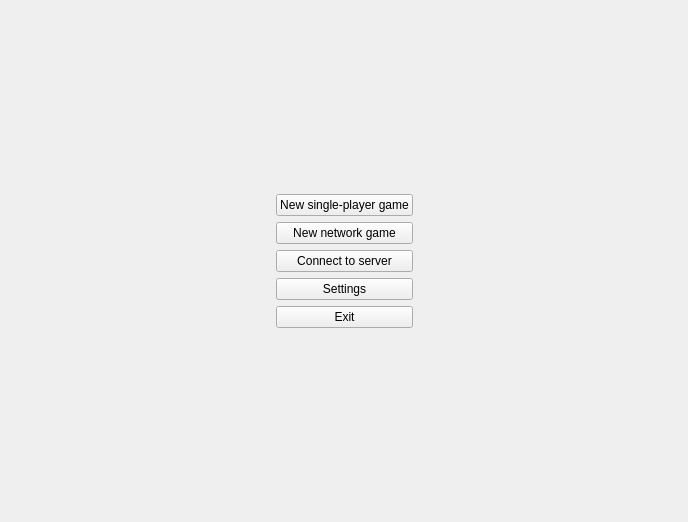
Above: src/gui/main_menu_widget.ui from dwarfovich/Bomberman before the change. Below: the same form after it.
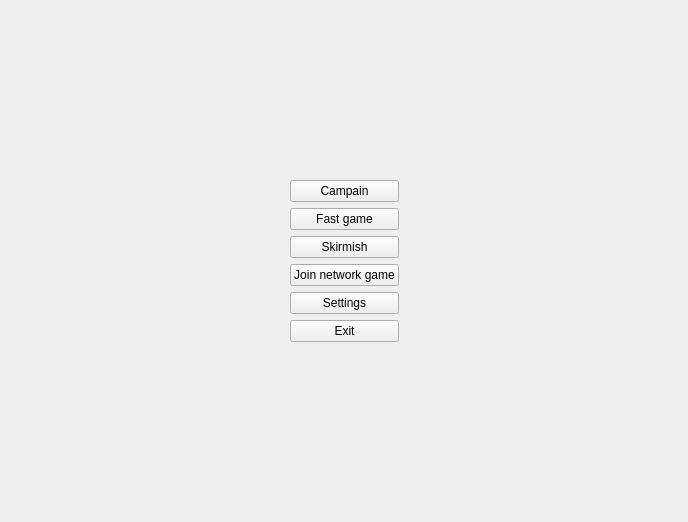
That is the form after the change.

```diff
--- a/src/gui/main_menu_widget.ui
+++ b/src/gui/main_menu_widget.ui
@@ -47,21 +47,28 @@
        <item>
         <widget class="QPushButton" name="newSinglePlayerGameButton">
          <property name="text">
-          <string>New single-player game</string>
+          <string>Campain</string>
          </property>
         </widget>
        </item>
        <item>
         <widget class="QPushButton" name="newNetworkGameButton">
          <property name="text">
-          <string>New network game</string>
+          <string>Fast game</string>
          </property>
         </widget>
        </item>
        <item>
         <widget class="QPushButton" name="connectToServerButton">
          <property name="text">
-          <string>Connect to server</string>
+          <string>Skirmish</string>
+         </property>
+        </widget>
+       </item>
+       <item>
+        <widget class="QPushButton" name="joinNetworkGameButton">
+         <property name="text">
+          <string>Join network game</string>
          </property>
         </widget>
        </item>
```
Left out of the diff: 6 changed lines with no effect on the pictures.
